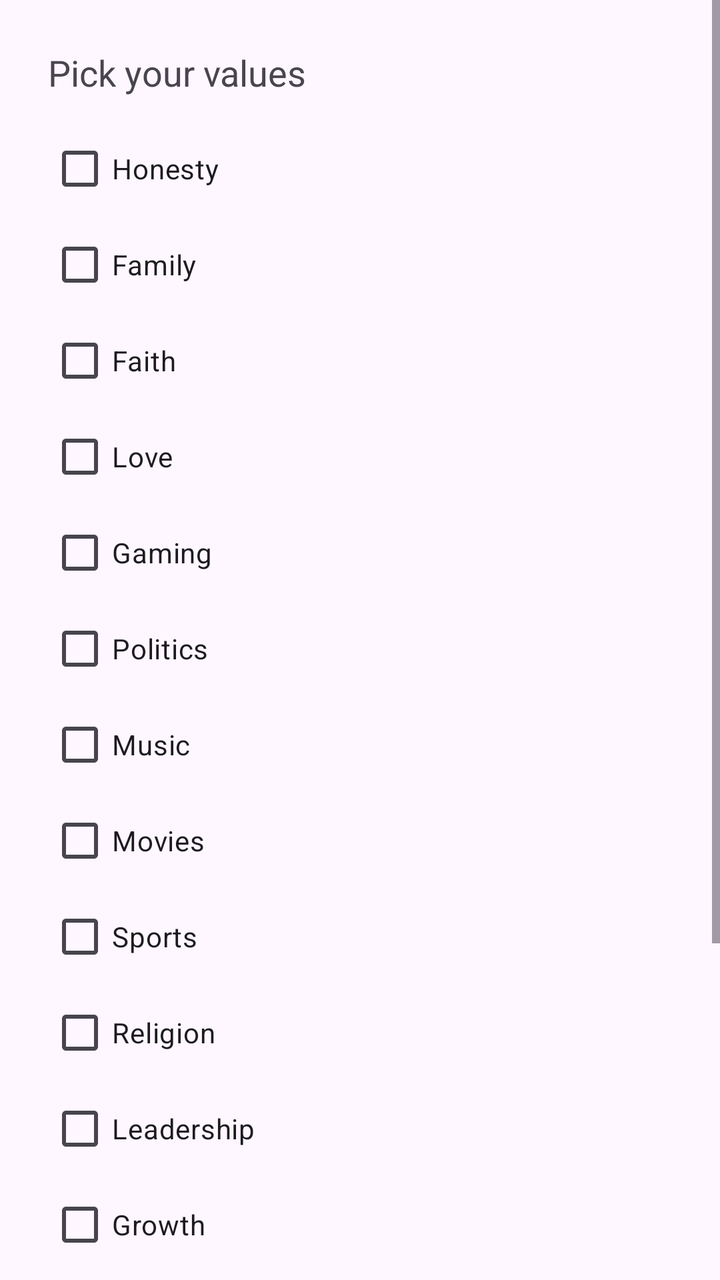
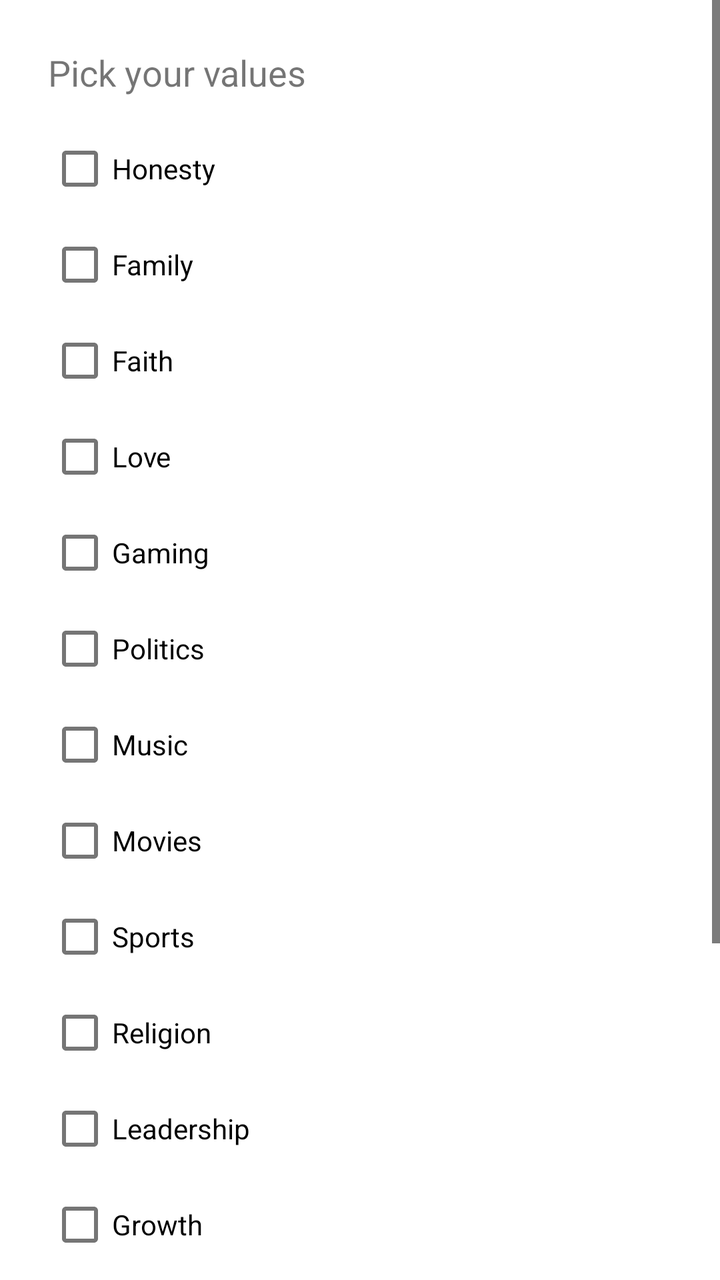

The first picture is an Android layout as it rendered before a commit; the second is the same layout after the commit. The layout source and the unified diff follow.
<!-- AndroidManifest.xml: application theme Theme.ValueMatch -->
<!-- res/layout/fragment_values.xml -->
<?xml version="1.0" encoding="utf-8"?>
<ScrollView xmlns:android="http://schemas.android.com/apk/res/android"
    android:layout_width="match_parent"
    android:layout_height="match_parent">

    <LinearLayout
        android:orientation="vertical"
        android:layout_width="match_parent"
        android:layout_height="wrap_content"
        android:padding="24dp">

        <TextView
            android:layout_width="wrap_content"
            android:layout_height="wrap_content"
            android:text="Pick your values"
            android:textSize="18sp" />

        
        <CheckBox
            android:id="@+id/valueHonesty"
            android:layout_width="wrap_content"
            android:layout_height="wrap_content"
            android:text="Honesty"
            android:layout_marginTop="12dp" />

        <CheckBox
            android:id="@+id/valueFamily"
            android:layout_width="wrap_content"
            android:layout_height="wrap_content"
            android:text="Family" />

        <CheckBox
            android:id="@+id/valueFaith"
            android:layout_width="wrap_content"
            android:layout_height="wrap_content"
            android:text="Faith" />

        <CheckBox
            android:id="@+id/valueLove"
            android:layout_width="wrap_content"
            android:layout_height="wrap_content"
            android:text="Love" />


        <CheckBox
            android:id="@+id/valueGaming"
            android:layout_width="wrap_content"
            android:layout_height="wrap_content"
            android:text="Gaming" />

        <CheckBox
            android:id="@+id/valuePolitics"
            android:layout_width="wrap_content"
            android:layout_height="wrap_content"
            android:text="Politics" />

        <CheckBox
            android:id="@+id/valueMusic"
            android:layout_width="wrap_content"
            android:layout_height="wrap_content"
            android:text="Music" />

        <CheckBox
            android:id="@+id/valueMovies"
            android:layout_width="wrap_content"
            android:layout_height="wrap_content"
            android:text="Movies" />

        <CheckBox
            android:id="@+id/valueSports"
            android:layout_width="wrap_content"
            android:layout_height="wrap_content"
            android:text="Sports" />

        <CheckBox
            android:id="@+id/valueReligion"
            android:layout_width="wrap_content"
            android:layout_height="wrap_content"
            android:text="Religion" />


        <CheckBox
            android:id="@+id/valueLeadership"
            android:layout_width="wrap_content"
            android:layout_height="wrap_content"
            android:text="Leadership" />

        <CheckBox
            android:id="@+id/valueGrowth"
            android:layout_width="wrap_content"
            android:layout_height="wrap_content"
            android:text="Growth" />

        <CheckBox
            android:id="@+id/valueCreativity"
            android:layout_width="wrap_content"
            android:layout_height="wrap_content"
            android:text="Creativity" />

        <CheckBox
            android:id="@+id/valueCareer"
            android:layout_width="wrap_content"
            android:layout_height="wrap_content"
            android:text="Career" />

        <CheckBox
            android:id="@+id/valueTravel"
            android:layout_width="wrap_content"
            android:layout_height="wrap_content"
            android:text="Travel" />

        <Button
            android:id="@+id/saveValuesButton"
            android:layout_width="match_parent"
            android:layout_height="wrap_content"
            android:text="Save Values"
            android:layout_marginTop="16dp" />

    </LinearLayout>
</ScrollView>
<!-- resources referenced by this layout -->
<resources>
  <style name="Theme.ValueMatch" parent="Theme.Material3.DayNight.NoActionBar">
          <item name="colorPrimary">@color/rose_gold</item>
          <item name="colorOnPrimary">@color/text_light</item>
  
          <item name="colorSecondary">@color/rose_gold</item>
          <item name="colorOnSecondary">@color/text_light</item>
  
          <item name="android:statusBarColor">@color/rose_gold</item>
      </style>
  <color name="rose_gold">#B76E79</color>
  <color name="text_light">#FFFFFF</color>
</resources>

<!-- the commit's change to res/layout/fragment_values.xml (unified diff, before → after) -->
@@ -15,7 +15,6 @@
             android:text="Pick your values"
             android:textSize="18sp" />
 
-        
         <CheckBox
             android:id="@+id/valueHonesty"
             android:layout_width="wrap_content"
<!-- resource entries referenced after the edit -->
@@ -1,15 +1,21 @@
 <!-- resources referenced by this layout -->
 <resources>
-  <style name="Theme.ValueMatch" parent="Theme.Material3.DayNight.NoActionBar">
-          <item name="colorPrimary">@color/rose_gold</item>
-          <item name="colorOnPrimary">@color/text_light</item>
+  <style name="Theme.ValueMatch" parent="Theme.MaterialComponents.Light.NoActionBar">
   
-          <item name="colorSecondary">@color/rose_gold</item>
-          <item name="colorOnSecondary">@color/text_light</item>
+          <item name="colorPrimary">#E91E63</item>
+          <item name="colorPrimaryVariant">#E91E63</item>
+          <item name="colorSecondary">#E91E63</item>
+          <item name="colorOnPrimary">@android:color/white</item>
   
-          <item name="android:statusBarColor">@color/rose_gold</item>
+          <item name="android:windowBackground">@android:color/white</item>
+          <item name="android:textColorPrimary">@android:color/black</item>
+          <item name="android:textColorSecondary">@android:color/black</item>
+  
+          <item name="windowActionBar">false</item>
+          <item name="windowNoTitle">true</item>
+  
+          <item name="colorSurface">@android:color/white</item>
+          <item name="colorOnSurface">@android:color/black</item>
       </style>
-  <color name="rose_gold">#B76E79</color>
-  <color name="text_light">#FFFFFF</color>
 </resources>
 
